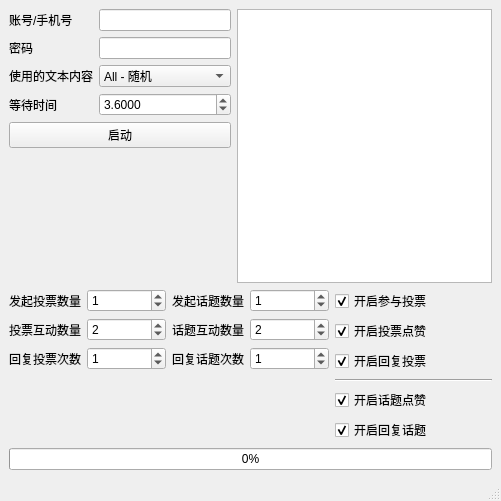
Before: the Qt Designer form MainWindow - untitled.ui in SMU-CAA/yiban-api, drawn with Qt 5.
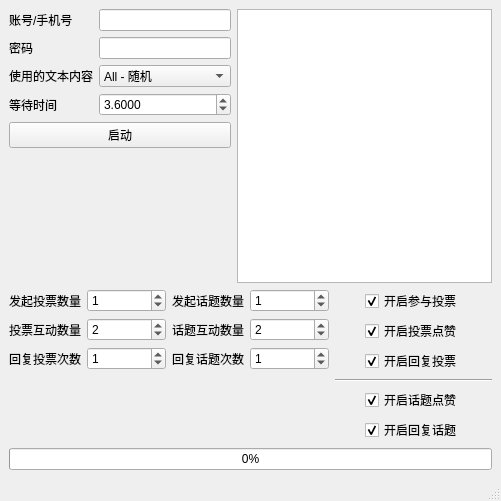
After: the same form once the commit is applied.

Commit message: Bring up ybqt

Patch:
```diff
--- a/MainWindow - untitled.ui
+++ b/MainWindow - untitled.ui
@@ -245,7 +245,7 @@
       </item>
       <item row="0" column="2">
        <layout class="QVBoxLayout" name="choiceverticalLayout">
-        <item>
+        <item alignment="Qt::AlignHCenter">
          <widget class="QCheckBox" name="voteCheckbox">
           <property name="text">
            <string>开启参与投票</string>
@@ -261,7 +261,7 @@
           </property>
          </widget>
         </item>
-        <item>
+        <item alignment="Qt::AlignHCenter">
          <widget class="QCheckBox" name="vote_upCheckbox">
           <property name="tabletTracking">
            <bool>false</bool>
@@ -274,7 +274,7 @@
           </property>
          </widget>
         </item>
-        <item>
+        <item alignment="Qt::AlignHCenter">
          <widget class="QCheckBox" name="vote_replyCheckbox">
           <property name="sizePolicy">
            <sizepolicy hsizetype="Minimum" vsizetype="Fixed">
@@ -297,7 +297,7 @@
           </property>
          </widget>
         </item>
-        <item>
+        <item alignment="Qt::AlignHCenter">
          <widget class="QCheckBox" name="topic_upCheckbox">
           <property name="text">
            <string>开启话题点赞</string>
@@ -307,7 +307,7 @@
           </property>
          </widget>
         </item>
-        <item>
+        <item alignment="Qt::AlignHCenter">
          <widget class="QCheckBox" name="topic_replyCheckbox">
           <property name="text">
            <string>开启回复话题</string>
```
Left out of the diff: 292 changed lines with no effect on the pictures. The commit also changes 2 other files.
